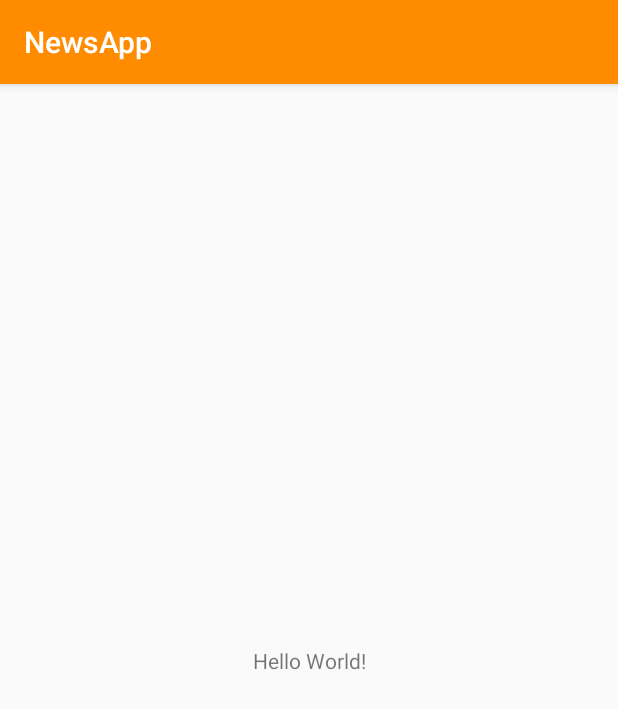
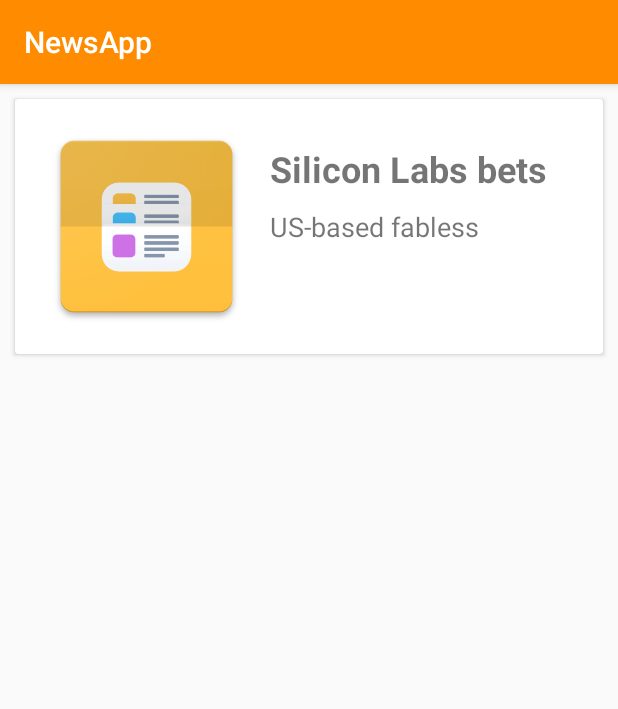
Before and after one commit to swaroopsuthar/NewsApp, an Android app: the screen it shows after launch (MainActivity before the commit, NewsActivity after it), on a phone screen of 412 x 824 dp. Shown: the top 709 px of the screen. Run offline under Robolectric (Android 15) with nearby library versions, the phone set to English and light mode, and no system bars; our stand-ins replace Dagger/Hilt's generated code, Picasso, Room's generated code; pictures from the network do not load.

Commit message:
- Added Room Entity and Dao - Added Repository - Added ViewModel

```diff
--- a/app/build.gradle
+++ b/app/build.gradle
@@ -23,6 +23,9 @@ dependencies {
     implementation 'androidx.appcompat:appcompat:1.0.0-beta01'
     implementation 'androidx.constraintlayout:constraintlayout:1.1.2'
     implementation 'com.google.android.material:material:1.0.0-beta01'
+
+    //CardView
+    implementation 'androidx.cardview:cardview:1.0.0'
 
     //Retrofit & GSON
     implementation 'com.squareup.retrofit2:retrofit:2.5.0'
--- a/app/src/main/AndroidManifest.xml
+++ b/app/src/main/AndroidManifest.xml
@@ -12,6 +12,7 @@
         android:roundIcon="@mipmap/ic_launcher_round"
         android:supportsRtl="true"
         android:theme="@style/AppTheme">
+        <activity android:name=".ui.NewsActivity"></activity>
         <activity
             android:name=".ui.SplashActivity"
             android:label="@string/app_name"
@@ -22,8 +23,8 @@
                 <category android:name="android.intent.category.LAUNCHER" />
             </intent-filter>
         </activity>
-        <activity android:name=".MainActivity"></activity>
-        <activity android:name=".ui.GithubActivity"></activity>
+        <activity android:name=".MainActivity" />
+        <activity android:name=".ui.GithubActivity" />
     </application>
 
 </manifest>
--- /dev/null
+++ b/app/src/main/java/swaroop/android/newsapp/adapter/NewsAdapter.java
@@ -0,0 +1,59 @@
+package swaroop.android.newsapp.adapter;
+
+import android.view.LayoutInflater;
+import android.view.View;
+import android.view.ViewGroup;
+import android.widget.TextView;
+
+import java.util.ArrayList;
+import java.util.List;
+
+import androidx.annotation.NonNull;
+import androidx.recyclerview.widget.RecyclerView;
+import swaroop.android.newsapp.R;
+import swaroop.android.newsapp.room.entity.News;
+
+public class NewsAdapter extends RecyclerView.Adapter<NewsAdapter.NewsHolder> {
+
+    private List<News> newsList = new ArrayList<>();
+
+    @NonNull
+    @Override
+    public NewsHolder onCreateViewHolder(@NonNull ViewGroup parent, int viewType) {
+        View itemView = LayoutInflater.from(parent.getContext())
+                .inflate(R.layout.news_item_list, parent, false);
+        return new NewsHolder(itemView);
+    }
+
+    @Override
+    public void onBindViewHolder(@NonNull NewsHolder holder, int position) {
+        News currentNews = newsList.get(position);
+
+        holder.newsTitle.setText(currentNews.getTitle());
+        holder.newsDesc.setText(currentNews.getDesc());
+    }
+
+    @Override
+    public int getItemCount() {
+        return newsList.size();
+    }
+
+    public void setNewsList(List<News> news) {
+        this.newsList = news;
+        notifyDataSetChanged();
+    }
+
+    class NewsHolder extends RecyclerView.ViewHolder {
+
+        private TextView newsTitle;
+        private TextView newsDesc;
+
+        public NewsHolder(@NonNull View itemView) {
+            super(itemView);
+
+            newsTitle = itemView.findViewById(R.id.news_heading_tilte);
+            newsDesc = itemView.findViewById(R.id.news_heading_desc);
+        }
+    }
+
+}
--- /dev/null
+++ b/app/src/main/java/swaroop/android/newsapp/repository/NewsRepository.java
@@ -0,0 +1,53 @@
+package swaroop.android.newsapp.repository;
+
+import android.app.Application;
+import android.os.AsyncTask;
+
+import java.util.List;
+
+import androidx.lifecycle.LiveData;
+import swaroop.android.newsapp.room.AppDatabase;
+import swaroop.android.newsapp.room.dao.NewsDao;
+import swaroop.android.newsapp.room.entity.News;
+
+public class NewsRepository {
+    private NewsDao newsDao;
+    private LiveData<List<News>> listNewsData;
+
+    public NewsRepository(Application application) {
+        AppDatabase newsDatabase = AppDatabase.getInstance(application);
+        newsDao = newsDatabase.newsDao();
+        listNewsData = newsDao.findAll();
+    }
+
+    public void insert(News news) {
+        new InsertAsyncTask(newsDao).execute(news);
+    }
+
+    public void update(News news) {
+
+    }
+
+    public void delete(News news) {
+
+    }
+
+    public LiveData<List<News>> findAll() {
+        return listNewsData;
+    }
+
+    private static class InsertAsyncTask extends AsyncTask<News, Void, Void> {
+        private  NewsDao newsDao;
+
+        private InsertAsyncTask(NewsDao newsDao) {
+            this.newsDao = newsDao;
+        }
+
+        @Override
+        protected Void doInBackground(News... news) {
+            newsDao.insert(news[0]);
+            return null;
+        }
+    }
+
+}
--- /dev/null
+++ b/app/src/main/java/swaroop/android/newsapp/room/AppDatabase.java
@@ -0,0 +1,61 @@
+package swaroop.android.newsapp.room;
+
+import android.content.Context;
+import android.os.AsyncTask;
+
+import androidx.annotation.NonNull;
+import androidx.room.Database;
+import androidx.room.Room;
+import androidx.room.RoomDatabase;
+import androidx.sqlite.db.SupportSQLiteDatabase;
+import swaroop.android.newsapp.room.dao.NewsDao;
+import swaroop.android.newsapp.room.entity.News;
+
+@Database(entities = {News.class}, version = 1)
+public abstract class AppDatabase extends RoomDatabase {
+
+    private static AppDatabase instance;
+
+    public abstract  NewsDao newsDao();
+
+    public  static synchronized AppDatabase getInstance(Context context) {
+        if( instance == null) {
+            instance = Room.databaseBuilder(context.getApplicationContext(), AppDatabase.class, "news_database")
+                            .fallbackToDestructiveMigration()
+                            .addCallback(roomCallback)
+                            .build();
+        }
+
+        return instance;
+    }
+
+    private static RoomDatabase.Callback roomCallback = new RoomDatabase.Callback() {
+        @Override
+        public void onCreate(@NonNull SupportSQLiteDatabase db) {
+            super.onCreate(db);
+            new PopulateDBAsyncTask(instance).execute();
+        }
+    };
+
+
+    private static class PopulateDBAsyncTask extends AsyncTask<Void, Void, Void> {
+        private  NewsDao newsDao;
+
+        private PopulateDBAsyncTask(AppDatabase db) {
+            this.newsDao = db.newsDao();
+        }
+
+        @Override
+        protected Void doInBackground(Void ... voids) {
+            String authorName = "Swaroop Suthar";
+            String title = "Silicon Labs bets on Bluetooth for IoT-based location services";
+            String desc = "US-based fabless semiconductor firm Silicon Labs has introduced its new Bluetooth-based direction finding solution";
+            String longDesc = "US-based fabless semiconductor firm Silicon Labs has introduced its new Bluetooth-based direction finding solution";
+            String url = "https://ibb.co/HrsBW3C";
+            String imageUrl = "https://ibb.co/HrsBW3C";
+            newsDao.insert(new News(authorName, title, desc, longDesc, url, imageUrl));
+
+            return null;
+        }
+    }
+}
--- /dev/null
+++ b/app/src/main/java/swaroop/android/newsapp/room/dao/BaseDao.java
@@ -0,0 +1,73 @@
+package swaroop.android.newsapp.room.dao;
+
+import android.content.ContentValues;
+import android.database.Cursor;
+import android.text.TextUtils;
+
+import java.lang.reflect.ParameterizedType;
+import java.util.ArrayList;
+import java.util.List;
+
+import androidx.lifecycle.LiveData;
+import androidx.room.Dao;
+import androidx.room.Delete;
+import androidx.room.Insert;
+import androidx.room.OnConflictStrategy;
+import androidx.room.Query;
+import androidx.room.RawQuery;
+import androidx.sqlite.db.SimpleSQLiteQuery;
+import androidx.sqlite.db.SupportSQLiteQuery;
+
+@Dao
+public abstract class BaseDao<T> {
+
+    @Insert(onConflict = OnConflictStrategy.REPLACE)
+    public abstract long save(T object);
+
+    @Insert(onConflict = OnConflictStrategy.REPLACE)
+    public abstract long[] save(T... objects);
+
+    @Insert(onConflict = OnConflictStrategy.FAIL)
+    public abstract long insert(T object);
+
+    @Insert(onConflict = OnConflictStrategy.FAIL)
+    public abstract long[] insert(T... objects);
+
+    @Delete
+    public abstract void delete(T object);
+
+    public int deleteAll() {
+        SimpleSQLiteQuery query = new SimpleSQLiteQuery(
+                "delete from " + getTableName()
+        );
+        return doDeleteAll(query);
+    }
+
+    public T find(long id) {
+        SimpleSQLiteQuery query = new SimpleSQLiteQuery(
+                "select * from " + getTableName() + " where id = ?",
+                new Object[]{id}
+        );
+        return doFind(query);
+    }
+
+    public String getTableName() {
+
+        Class clazz = (Class)
+                ((ParameterizedType) getClass().getSuperclass().getGenericSuperclass())
+                        .getActualTypeArguments()[0];
+        // tableName = StringUtil.toSnakeCase(clazz.getSimpleName());
+        String tableName = clazz.getSimpleName();
+        return tableName;
+    }
+
+    @RawQuery
+    protected abstract List<T> doFindAllValid(SupportSQLiteQuery query);
+
+    @RawQuery
+    protected abstract T doFind(SupportSQLiteQuery query);
+
+    @RawQuery
+    protected abstract int doDeleteAll(SupportSQLiteQuery query);
+
+}
--- /dev/null
+++ b/app/src/main/java/swaroop/android/newsapp/room/dao/NewsDao.java
@@ -0,0 +1,15 @@
+package swaroop.android.newsapp.room.dao;
+
+import java.util.List;
+
+import androidx.lifecycle.LiveData;
+import androidx.room.Dao;
+import androidx.room.Query;
+import swaroop.android.newsapp.room.entity.News;
+
+@Dao
+public abstract class NewsDao extends BaseDao<News> {
+
+    @Query("SELECT * FROM news")
+    public abstract LiveData<List<News>> findAll();
+}
--- /dev/null
+++ b/app/src/main/java/swaroop/android/newsapp/room/entity/News.java
@@ -0,0 +1,57 @@
+package swaroop.android.newsapp.room.entity;
+import androidx.room.Entity;
+import androidx.room.PrimaryKey;
+
+@Entity(tableName = "news")
+public class News {
+
+    @PrimaryKey(autoGenerate = true)
+    private int id;
+    private String author;
+    private String title;
+    private String desc;
+    private String longDesc;
+    private String url;
+    private String imageUrl;
+
+    public News(String author, String title, String desc, String longDesc, String url, String imageUrl) {
+        this.author = author;
+        this.title = title;
+        this.desc = desc;
+        this.longDesc = longDesc;
+        this.url = url;
+        this.imageUrl = imageUrl;
+    }
+
+    public void setId(int id) {
+        this.id = id;
+    }
+
+    public int getId() {
+        return id;
+    }
+
+    public String getAuthor() {
+        return author;
+    }
+
+    public String getTitle() {
+        return title;
+    }
+
+    public String getDesc() {
+        return desc;
+    }
+
+    public String getLongDesc() {
+        return longDesc;
+    }
+
+    public String getUrl() {
+        return url;
+    }
+
+    public String getImageUrl() {
+        return imageUrl;
+    }
+}
--- /dev/null
+++ b/app/src/main/java/swaroop/android/newsapp/ui/NewsActivity.java
@@ -0,0 +1,45 @@
+package swaroop.android.newsapp.ui;
+
+import androidx.appcompat.app.AppCompatActivity;
+import androidx.lifecycle.Observer;
+import androidx.lifecycle.ViewModelProviders;
+import androidx.recyclerview.widget.LinearLayoutManager;
+import androidx.recyclerview.widget.RecyclerView;
+import swaroop.android.newsapp.R;
+import swaroop.android.newsapp.adapter.NewsAdapter;
+import swaroop.android.newsapp.room.entity.News;
+import swaroop.android.newsapp.viewmodel.NewsViewModel;
+
+import android.os.Bundle;
+import android.util.Log;
+import android.widget.Toast;
+
+import java.util.List;
+
+public class NewsActivity extends AppCompatActivity {
+
+    private NewsViewModel newsViewModel;
+
+    @Override
+    protected void onCreate(Bundle savedInstanceState) {
+        super.onCreate(savedInstanceState);
+        setContentView(R.layout.activity_news);
+
+        RecyclerView recyclerView = findViewById(R.id.new_item_view);
+        recyclerView.setLayoutManager(new LinearLayoutManager(this));
+
+
+        final NewsAdapter newsAdapter = new NewsAdapter();
+        recyclerView.setAdapter(newsAdapter);
+
+        newsViewModel = ViewModelProviders.of(this).get(NewsViewModel.class);
+        newsViewModel.findAll().observe(this, new Observer<List<News>>() {
+            @Override
+            public void onChanged(List<News> news) {
+
+                Toast.makeText(getApplicationContext(),"On Changed.",Toast.LENGTH_SHORT).show();
+                newsAdapter.setNewsList(news);
+            }
+        });
+    }
+}
--- a/app/src/main/java/swaroop/android/newsapp/ui/SplashActivity.java
+++ b/app/src/main/java/swaroop/android/newsapp/ui/SplashActivity.java
@@ -36,7 +36,7 @@ public class SplashActivity extends AppCompatActivity {
         handler.postDelayed(new Runnable() {
             @Override
             public void run() {
-                startActivity(new Intent(SplashActivity.this, MainActivity.class));
+                startActivity(new Intent(SplashActivity.this, NewsActivity.class));
                 finish();
             }
         }, 4000);
--- /dev/null
+++ b/app/src/main/java/swaroop/android/newsapp/viewmodel/NewsViewModel.java
@@ -0,0 +1,32 @@
+package swaroop.android.newsapp.viewmodel;
+
+import android.app.Application;
+
+import java.util.List;
+
+import androidx.annotation.NonNull;
+import androidx.lifecycle.AndroidViewModel;
+import androidx.lifecycle.LiveData;
+import swaroop.android.newsapp.repository.NewsRepository;
+import swaroop.android.newsapp.room.entity.News;
+
+public class NewsViewModel extends AndroidViewModel {
+
+    private NewsRepository newsRepository;
+    private LiveData<List<News>> allNewsList;
+
+    public NewsViewModel(@NonNull Application application) {
+        super(application);
+
+        newsRepository = new NewsRepository(application);
+        allNewsList = newsRepository.findAll();
+    }
+
+    public void insert(News news) {
+        newsRepository.insert(news);
+    }
+
+    public LiveData<List<News>> findAll() {
+        return allNewsList;
+    }
+}
--- /dev/null
+++ b/app/src/main/res/layout/activity_news.xml
@@ -0,0 +1,17 @@
+<?xml version="1.0" encoding="utf-8"?>
+<androidx.constraintlayout.widget.ConstraintLayout xmlns:android="http://schemas.android.com/apk/res/android"
+    xmlns:app="http://schemas.android.com/apk/res-auto"
+    xmlns:tools="http://schemas.android.com/tools"
+    android:layout_width="match_parent"
+    android:layout_height="match_parent"
+    tools:context=".ui.NewsActivity">
+
+    <androidx.recyclerview.widget.RecyclerView
+        android:id="@+id/new_item_view"
+        android:layout_width="match_parent"
+        android:layout_height="match_parent"
+        tools:listitem="@layout/news_item_list">
+
+    </androidx.recyclerview.widget.RecyclerView>
+
+</androidx.constraintlayout.widget.ConstraintLayout>
--- /dev/null
+++ b/app/src/main/res/layout/news_item_list.xml
@@ -0,0 +1,48 @@
+<?xml version="1.0" encoding="utf-8"?>
+<androidx.cardview.widget.CardView
+    xmlns:android="http://schemas.android.com/apk/res/android"
+    android:layout_height="wrap_content"
+    android:layout_width="match_parent"
+    android:layout_margin="10dp">
+
+    <LinearLayout
+        android:layout_width="match_parent"
+        android:layout_height="wrap_content"
+        android:orientation="horizontal"
+        android:padding="10dp">
+
+        <android.widget.ImageView
+            android:layout_width="150dp"
+            android:layout_height="150dp"
+            android:paddingLeft="5dp"
+            android:src="@drawable/icon"></android.widget.ImageView>
+
+        <LinearLayout
+            android:layout_width="match_parent"
+            android:layout_height="match_parent"
+            android:orientation="vertical"
+            android:padding="10dp">
+
+            <TextView
+                android:id="@+id/news_heading_tilte"
+                android:layout_width="match_parent"
+                android:layout_height="wrap_content"
+                android:layout_gravity="top"
+                android:maxLines="1"
+                android:paddingTop="10dp"
+                android:text="Title TEST"
+                android:textSize="24sp"
+                android:textStyle="bold" />
+
+            <TextView
+                android:id="@+id/news_heading_desc"
+                android:layout_width="match_parent"
+                android:layout_height="wrap_content"
+                android:layout_marginTop="10dp"
+                android:maxLines="1"
+                android:text="Titldasdadae TEST"
+                android:textSize="18sp" />
+        </LinearLayout>
+    </LinearLayout>
+
+</androidx.cardview.widget.CardView>
```
